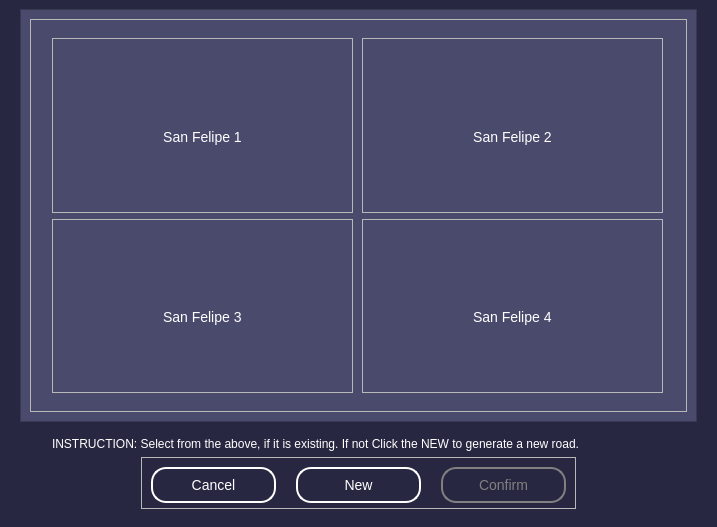
Before: the Qt Designer form roadSetUp_phase1.ui in lordsiinbal/Thesis101, drawn with Qt 5.
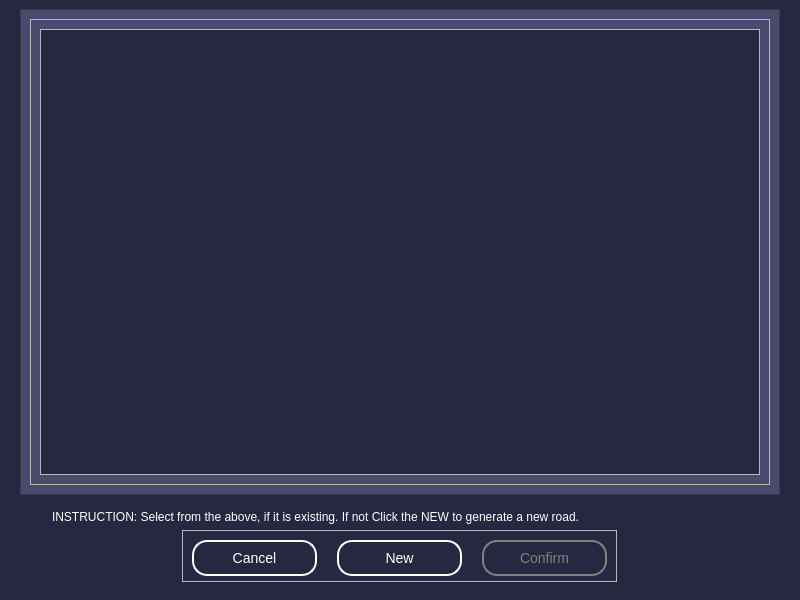
After: the same form once the commit is applied. Icons and pictures are not drawn.

The edit to the form file:
```diff
--- a/roadSetUp_phase1.ui
+++ b/roadSetUp_phase1.ui
@@ -9,14 +9,20 @@
    <rect>
     <x>0</x>
     <y>0</y>
-    <width>717</width>
-    <height>527</height>
+    <width>800</width>
+    <height>600</height>
    </rect>
   </property>
+  <property name="minimumSize">
+   <size>
+    <width>800</width>
+    <height>600</height>
+   </size>
+  </property>
   <property name="maximumSize">
    <size>
-    <width>789</width>
-    <height>529</height>
+    <width>167899</width>
+    <height>167899</height>
    </size>
   </property>
   <property name="windowTitle">
@@ -32,6 +38,14 @@
 }
 #widget{
 background-color:#272741;
+}
+#mainArea{
+background-color:#272741;
+font-size:14px;
+}
+#mainArea QLabel{
+font-size:14px;
+color:white;
 }</string>
    </property>
    <layout class="QVBoxLayout" name="verticalLayout">
@@ -109,27 +123,9 @@
                <layout class="QVBoxLayout" name="verticalLayout_5">
                 <item>
                  <widget class="QScrollArea" name="scrollArea">
-                  <property name="styleSheet">
-                   <string notr="true">QLabel{
-color:white;
-font-size:14px;
-}</string>
-                  </property>
-                  <property name="frameShape">
-                   <enum>QFrame::NoFrame</enum>
-                  </property>
-                  <property name="lineWidth">
-                   <number>0</number>
-                  </property>
-                  <property name="verticalScrollBarPolicy">
-                   <enum>Qt::ScrollBarAlwaysOff</enum>
-                  </property>
                   <property name="horizontalScrollBarPolicy">
                    <enum>Qt::ScrollBarAlwaysOff</enum>
                   </property>
-                  <property name="sizeAdjustPolicy">
-                   <enum>QAbstractScrollArea::AdjustToContentsOnFirstShow</enum>
-                  </property>
                   <property name="widgetResizable">
                    <bool>true</bool>
                   </property>
@@ -138,220 +134,14 @@
                     <rect>
                      <x>0</x>
                      <y>0</y>
-                     <width>637</width>
+                     <width>718</width>
                      <height>444</height>
                     </rect>
                    </property>
                    <property name="styleSheet">
-                    <string notr="true">#mainArea{
-background-color:#4A4A6C;
-border:5px solid #4A4A6C;
-font-size:14px;
-;
-}</string>
+                    <string notr="true"/>
                    </property>
-                   <layout class="QGridLayout" name="gridLayout">
-                    <item row="1" column="0">
-                     <widget class="QFrame" name="frame_4">
-                      <property name="maximumSize">
-                       <size>
-                        <width>301</width>
-                        <height>1000</height>
-                       </size>
-                      </property>
-                      <property name="frameShape">
-                       <enum>QFrame::StyledPanel</enum>
-                      </property>
-                      <property name="frameShadow">
-                       <enum>QFrame::Raised</enum>
-                      </property>
-                      <layout class="QVBoxLayout" name="verticalLayout_4">
-                       <item>
-                        <widget class="QLabel" name="label_5">
-                         <property name="maximumSize">
-                          <size>
-                           <width>16777215</width>
-                           <height>167</height>
-                          </size>
-                         </property>
-                         <property name="cursor">
-                          <cursorShape>PointingHandCursor</cursorShape>
-                         </property>
-                         <property name="text">
-                          <string/>
-                         </property>
-                         <property name="pixmap">
-                          <pixmap>images/image 1.jpg</pixmap>
-                         </property>
-                         <property name="scaledContents">
-                          <bool>true</bool>
-                         </property>
-                        </widget>
-                       </item>
-                       <item alignment="Qt::AlignHCenter|Qt::AlignTop">
-                        <widget class="QLabel" name="label_6">
-                         <property name="text">
-                          <string>San Felipe 3</string>
-                         </property>
-                        </widget>
-                       </item>
-                      </layout>
-                     </widget>
-                    </item>
-                    <item row="1" column="1">
-                     <widget class="QFrame" name="frame_5">
-                      <property name="maximumSize">
-                       <size>
-                        <width>301</width>
-                        <height>16777215</height>
-                       </size>
-                      </property>
-                      <property name="frameShape">
-                       <enum>QFrame::StyledPanel</enum>
-                      </property>
-                      <property name="frameShadow">
-                       <enum>QFrame::Raised</enum>
-                      </property>
-                      <layout class="QVBoxLayout" name="verticalLayout_8">
-                       <item>
-                        <widget class="QLabel" name="label_7">
-                         <property name="maximumSize">
-                          <size>
-                           <width>16777215</width>
-                           <height>167</height>
-                          </size>
-                         </property>
-                         <property name="cursor">
-                          <cursorShape>PointingHandCursor</cursorShape>
-                         </property>
-                         <property name="text">
-                          <string/>
-                         </property>
-                         <property name="pixmap">
-                          <pixmap>images/image 1.jpg</pixmap>
-                         </property>
-                         <property name="scaledContents">
-                          <bool>true</bool>
-                         </property>
-                        </widget>
-                       </item>
-                       <item alignment="Qt::AlignHCenter|Qt::AlignTop">
-                        <widget class="QLabel" name="label_8">
-                         <property name="text">
-                          <string>San Felipe 4</string>
-                         </property>
-                        </widget>
-                       </item>
-                      </layout>
-                     </widget>
-                    </item>
-                    <item row="0" column="0">
-                     <widget class="QFrame" name="frame_2">
-                      <property name="maximumSize">
-                       <size>
-                        <width>301</width>
-                        <height>1000</height>
-                       </size>
-                      </property>
-                      <property name="frameShape">
-                       <enum>QFrame::StyledPanel</enum>
-                      </property>
-                      <property name="frameShadow">
-                       <enum>QFrame::Raised</enum>
-                      </property>
-                      <layout class="QVBoxLayout" name="verticalLayout_6">
-                       <item>
-                        <widget class="QLabel" name="label">
-                         <property name="maximumSize">
-                          <size>
-                           <width>16777215</width>
-                           <height>167</height>
-                          </size>
-                         </property>
-                         <property name="cursor">
-                          <cursorShape>PointingHandCursor</cursorShape>
-                         </property>
-                         <property name="mouseTracking">
-                          <bool>true</bool>
-                         </property>
-                         <property name="focusPolicy">
-                          <enum>Qt::ClickFocus</enum>
-                         </property>
-                         <property name="text">
-                          <string/>
-                         </property>
-                         <property name="pixmap">
-                          <pixmap>images/image 1.jpg</pixmap>
-                         </property>
-                         <property name="scaledContents">
-                          <bool>true</bool>
-                         </property>
-                        </widget>
-                       </item>
-                       <item alignment="Qt::AlignHCenter|Qt::AlignTop">
-                        <widget class="QLabel" name="label_3">
-                         <property name="text">
-                          <string>San Felipe 1</string>
-                         </property>
-                         <property name="alignment">
-                          <set>Qt::AlignCenter</set>
-                         </property>
-                        </widget>
-                       </item>
-                      </layout>
-                     </widget>
-                    </item>
-                    <item row="0" column="1">
-                     <widget class="QFrame" name="frame_3">
-                      <property name="maximumSize">
-                       <size>
-                        <width>301</width>
-                        <height>1000</height>
-                       </size>
-                      </property>
-                      <property name="frameShape">
-                       <enum>QFrame::StyledPanel</enum>
-                      </property>
-                      <property name="frameShadow">
-                       <enum>QFrame::Raised</enum>
-                      </property>
-                      <layout class="QVBoxLayout" name="verticalLayout_7">
-                       <item>
-                        <widget class="QLabel" name="label_2">
-                         <property name="maximumSize">
-                          <size>
-                           <width>16777215</width>
-                           <height>167</height>
-                          </size>
-                         </property>
-                         <property name="cursor">
-                          <cursorShape>PointingHandCursor</cursorShape>
-                         </property>
-                         <property name="text">
-                          <string/>
-                         </property>
-                         <property name="pixmap">
-                          <pixmap>images/image 1.jpg</pixmap>
-                         </property>
-                         <property name="scaledContents">
-                          <bool>true</bool>
-                         </property>
-                        </widget>
-                       </item>
-                       <item alignment="Qt::AlignHCenter|Qt::AlignTop">
-                        <widget class="QLabel" name="label_4">
-                         <property name="text">
-                          <string>San Felipe 2</string>
-                         </property>
-                         <property name="alignment">
-                          <set>Qt::AlignCenter</set>
-                         </property>
-                        </widget>
-                       </item>
-                      </layout>
-                     </widget>
-                    </item>
-                   </layout>
+                   <layout class="QGridLayout" name="gridLayout"/>
                   </widget>
                  </widget>
                 </item>
```
